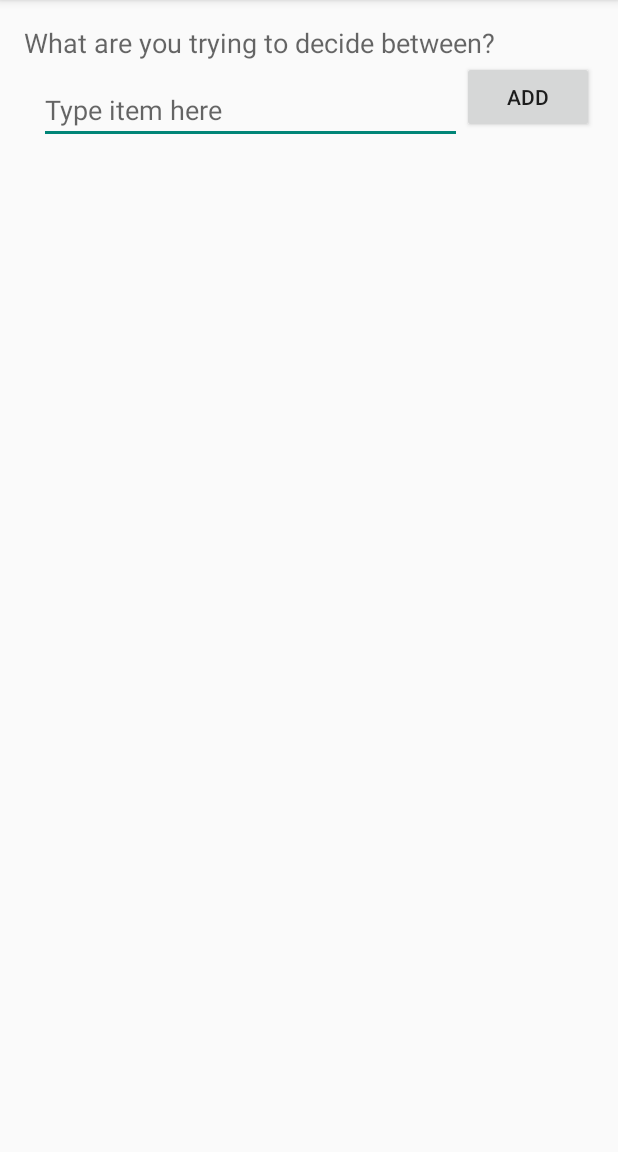
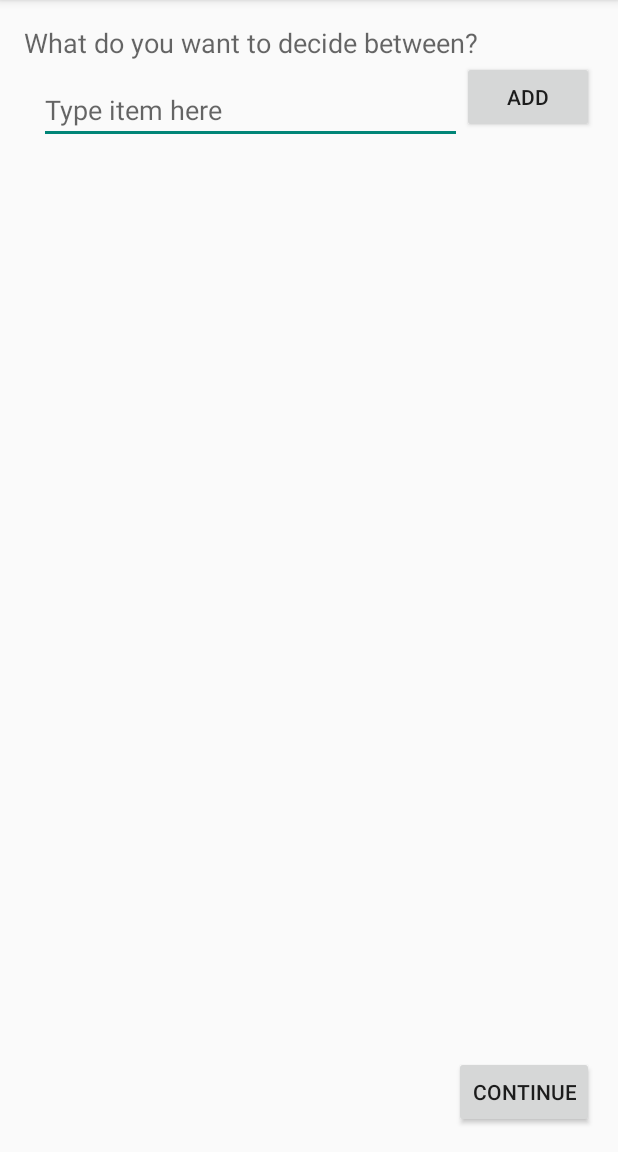
Before and after one commit to cstack/rankit-android, an Android app: the screen it shows after launch (MainActivity before the commit, PickOptionsActivity after it), on a phone screen of 412 x 824 dp, the part 84-1236 px from its top. Run offline under Robolectric (Android 15) with nearby library versions, the phone set to English and light mode, and no system bars.

Commit message:
Set up flow between activities.

```diff
--- a/RankItProject/RankIt/src/main/java/com/connorstack/rankit/MainActivity.java
+++ b/RankItProject/RankIt/src/main/java/com/connorstack/rankit/PickActivity.java
@@ -1,7 +1,9 @@
 package com.connorstack.rankit;
 
+import android.app.Activity;
+import android.content.Intent;
+import android.os.Bundle;
 import android.support.v7.app.ActionBarActivity;
-import android.os.Bundle;
 import android.view.Menu;
 import android.view.MenuItem;
 import android.view.View;
@@ -9,15 +11,21 @@ import android.widget.ArrayAdapter;
 import android.widget.Button;
 import android.widget.EditText;
 import android.widget.ListView;
+import android.widget.TextView;
 
 import java.util.ArrayList;
 
-public class MainActivity extends ActionBarActivity {
-
+/**
+ * Created by connorstack on 12/29/13.
+ */
+public abstract class PickActivity extends ActionBarActivity {
     @Override
     protected void onCreate(Bundle savedInstanceState) {
         super.onCreate(savedInstanceState);
         setContentView(R.layout.activity_main);
+
+        final TextView promptTextView = (TextView) findViewById(R.id.promptTextView);
+        promptTextView.setText(getPrompt());
 
         final ListView optionListView = (ListView) findViewById(R.id.optionListView);
 
@@ -39,6 +47,15 @@ public class MainActivity extends ActionBarActivity {
                     optionList.add(0, newOption);
                     optionListAdapter.notifyDataSetChanged();
                 }
+            }
+        });
+
+        final Button continueButton = (Button) findViewById(R.id.continueButton);
+        continueButton.setOnClickListener(new View.OnClickListener() {
+            @Override
+            public void onClick(View view) {
+                final Intent intent = new Intent(PickActivity.this, getNextActivity());
+                startActivity(intent);
             }
         });
     }
@@ -64,4 +81,7 @@ public class MainActivity extends ActionBarActivity {
         return super.onOptionsItemSelected(item);
     }
 
+    protected abstract Class getNextActivity();
+
+    protected abstract String getPrompt();
 }
--- /dev/null
+++ b/RankItProject/RankIt/src/main/java/com/connorstack/rankit/PickOptionsActivity.java
@@ -0,0 +1,13 @@
+package com.connorstack.rankit;
+
+public class PickOptionsActivity extends PickActivity {
+    @Override
+    protected Class getNextActivity() {
+        return PickFactorsActivity.class;
+    }
+
+    @Override
+    protected String getPrompt() {
+        return "What do you want to decide between?";
+    }
+}
--- a/RankItProject/RankIt/src/main/res/layout/activity_main.xml
+++ b/RankItProject/RankIt/src/main/res/layout/activity_main.xml
@@ -13,7 +13,7 @@
         android:layout_height="wrap_content"
         android:textAppearance="?android:attr/textAppearanceMedium"
         android:text="What are you trying to decide between?"
-        android:id="@+id/textView"
+        android:id="@+id/promptTextView"
         android:layout_alignParentTop="true"
         android:layout_alignParentLeft="true"
         android:layout_alignParentRight="true" />
@@ -25,7 +25,7 @@
         android:hint="Type item here"
         android:singleLine="true"
         android:imeOptions="actionDone"
-        android:layout_below="@+id/textView"
+        android:layout_below="@+id/promptTextView"
         android:layout_alignParentLeft="true"
         android:layout_marginLeft="10dp"
         android:layout_marginTop="10dp"
@@ -44,7 +44,15 @@
         android:layout_height="wrap_content"
         android:text="Add"
         android:id="@+id/addOptionButton"
-        android:layout_below="@+id/textView"
+        android:layout_below="@+id/promptTextView"
+        android:layout_alignParentRight="true" />
+
+    <Button
+        android:layout_width="wrap_content"
+        android:layout_height="wrap_content"
+        android:text="Continue"
+        android:id="@+id/continueButton"
+        android:layout_alignParentBottom="true"
         android:layout_alignParentRight="true" />
 
 </RelativeLayout>
--- a/RankItProject/RankIt/src/main/res/values/strings.xml
+++ b/RankItProject/RankIt/src/main/res/values/strings.xml
@@ -4,5 +4,6 @@
     <string name="app_name">RankIt</string>
     <string name="hello_world">Hello world!</string>
     <string name="action_settings">Settings</string>
+    <string name="title_activity_rank">Rank</string>
 
 </resources>
```
Also changed, not shown: RankItProject/RankIt/src/main/AndroidManifest.xml (+6 -1 lines), RankItProject/RankIt/src/main/java/com/connorstack/rankit/PickFactorsActivity.java (added, +16 -0 lines), RankItProject/RankIt/src/main/java/com/connorstack/rankit/RankActivity.java (added, +63 -0 lines), RankItProject/RankIt/src/main/res/layout/activity_rank.xml (added, +7 -0 lines), RankItProject/RankIt/src/main/res/layout/fragment_rank.xml (added, +16 -0 lines), RankItProject/RankIt/src/main/res/menu/rank.xml (added, +10 -0 lines).
